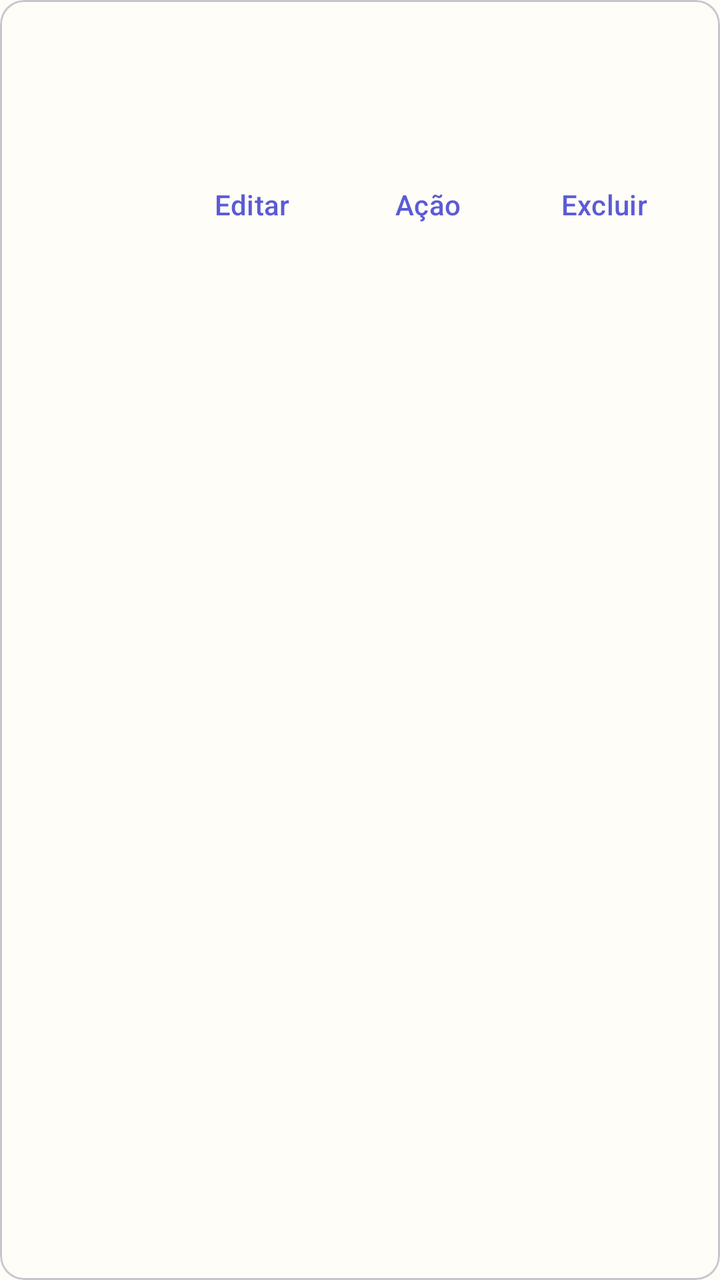
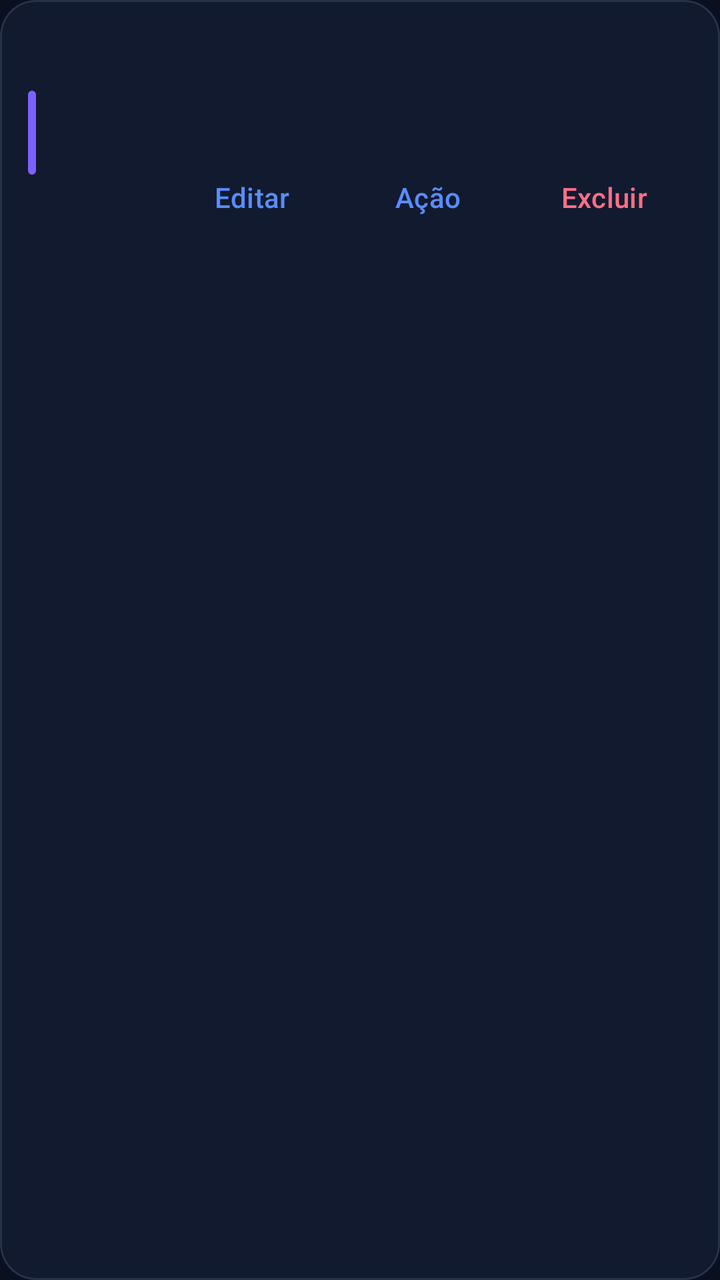

The first picture is an Android layout as it rendered before a commit; the second is the same layout after the commit. The layout source and the unified diff follow.
<!-- AndroidManifest.xml: application theme Theme.StopGastos -->
<!-- res/layout/item_record.xml -->
<?xml version="1.0" encoding="utf-8"?>
<com.google.android.material.card.MaterialCardView xmlns:android="http://schemas.android.com/apk/res/android"
    android:layout_width="match_parent"
    android:layout_height="wrap_content"
    android:layout_marginBottom="8dp">
    <LinearLayout
        android:layout_width="match_parent"
        android:layout_height="wrap_content"
        android:orientation="vertical"
        android:padding="14dp">

        <TextView android:id="@+id/item_title" android:layout_width="match_parent" android:layout_height="wrap_content" android:textStyle="bold" android:textSize="16sp" />
        <TextView android:id="@+id/item_subtitle" android:layout_width="match_parent" android:layout_height="wrap_content" android:layout_marginTop="2dp" android:textSize="13sp" />
        <TextView android:id="@+id/item_value" android:layout_width="match_parent" android:layout_height="wrap_content" android:layout_marginTop="4dp" android:textStyle="bold" />

        <LinearLayout
            android:layout_width="match_parent"
            android:layout_height="wrap_content"
            android:gravity="end"
            android:orientation="horizontal">
            <com.google.android.material.button.MaterialButton
                android:id="@+id/item_secondary"
                style="@style/Widget.Material3.Button.TextButton"
                android:layout_width="wrap_content"
                android:layout_height="wrap_content"
                android:text="Editar" />
            <com.google.android.material.button.MaterialButton
                android:id="@+id/item_aux"
                style="@style/Widget.Material3.Button.TextButton"
                android:layout_width="wrap_content"
                android:layout_height="wrap_content"
                android:text="Ação" />
            <com.google.android.material.button.MaterialButton
                android:id="@+id/item_delete"
                style="@style/Widget.Material3.Button.TextButton"
                android:layout_width="wrap_content"
                android:layout_height="wrap_content"
                android:text="Excluir" />
        </LinearLayout>
    </LinearLayout>
</com.google.android.material.card.MaterialCardView>
<!-- resources referenced by this layout -->
<resources>
  <style name="Theme.StopGastos" parent="Theme.Material3.DayNight.NoActionBar">
          <item name="colorPrimary">@color/primary</item>
          <item name="colorOnPrimary">@color/on_primary</item>
          <item name="colorSecondary">@color/secondary</item>
          <item name="android:colorBackground">@color/surface</item>
          <item name="colorSurface">@color/surface</item>
          <item name="colorError">@color/error</item>
          <item name="android:windowLightStatusBar">true</item>
      </style>
  <color name="primary">#5B5BD6</color>
  <color name="on_primary">#FFFFFF</color>
  <color name="secondary">#008C7A</color>
  <color name="surface">#FFFDF8</color>
  <color name="error">#BA1A1A</color>
</resources>

<!-- the commit's change to res/layout/item_record.xml (unified diff, before → after) -->
@@ -1,41 +1,17 @@
 <?xml version="1.0" encoding="utf-8"?>
-<com.google.android.material.card.MaterialCardView xmlns:android="http://schemas.android.com/apk/res/android"
-    android:layout_width="match_parent"
-    android:layout_height="wrap_content"
-    android:layout_marginBottom="8dp">
-    <LinearLayout
-        android:layout_width="match_parent"
-        android:layout_height="wrap_content"
-        android:orientation="vertical"
-        android:padding="14dp">
-
-        <TextView android:id="@+id/item_title" android:layout_width="match_parent" android:layout_height="wrap_content" android:textStyle="bold" android:textSize="16sp" />
-        <TextView android:id="@+id/item_subtitle" android:layout_width="match_parent" android:layout_height="wrap_content" android:layout_marginTop="2dp" android:textSize="13sp" />
-        <TextView android:id="@+id/item_value" android:layout_width="match_parent" android:layout_height="wrap_content" android:layout_marginTop="4dp" android:textStyle="bold" />
-
-        <LinearLayout
-            android:layout_width="match_parent"
-            android:layout_height="wrap_content"
-            android:gravity="end"
-            android:orientation="horizontal">
-            <com.google.android.material.button.MaterialButton
-                android:id="@+id/item_secondary"
-                style="@style/Widget.Material3.Button.TextButton"
-                android:layout_width="wrap_content"
-                android:layout_height="wrap_content"
-                android:text="Editar" />
-            <com.google.android.material.button.MaterialButton
-                android:id="@+id/item_aux"
-                style="@style/Widget.Material3.Button.TextButton"
-                android:layout_width="wrap_content"
-                android:layout_height="wrap_content"
-                android:text="Ação" />
-            <com.google.android.material.button.MaterialButton
-                android:id="@+id/item_delete"
-                style="@style/Widget.Material3.Button.TextButton"
-                android:layout_width="wrap_content"
-                android:layout_height="wrap_content"
-                android:text="Excluir" />
+<com.google.android.material.card.MaterialCardView xmlns:android="http://schemas.android.com/apk/res/android" xmlns:app="http://schemas.android.com/apk/res-auto"
+    style="@style/Widget.StopGastos.Card" android:layout_width="match_parent" android:layout_height="wrap_content" android:layout_marginBottom="9dp">
+    <LinearLayout android:layout_width="match_parent" android:layout_height="wrap_content" android:gravity="center_vertical" android:orientation="horizontal" android:padding="14dp">
+        <View android:id="@+id/item_indicator" android:layout_width="4dp" android:layout_height="42dp" android:background="@drawable/bg_indicator" />
+        <LinearLayout android:layout_width="0dp" android:layout_height="wrap_content" android:layout_marginStart="12dp" android:layout_weight="1" android:orientation="vertical">
+            <TextView android:id="@+id/item_title" android:layout_width="match_parent" android:layout_height="wrap_content" android:textColor="@color/text_primary" android:textStyle="bold" android:textSize="15sp" />
+            <TextView android:id="@+id/item_subtitle" android:layout_width="match_parent" android:layout_height="wrap_content" android:layout_marginTop="3dp" android:textColor="@color/text_muted" android:textSize="12sp" />
+            <TextView android:id="@+id/item_value" android:layout_width="match_parent" android:layout_height="wrap_content" android:layout_marginTop="6dp" android:textColor="@color/text_primary" android:textStyle="bold" android:textSize="14sp" />
+            <LinearLayout android:layout_width="match_parent" android:layout_height="wrap_content" android:gravity="end" android:orientation="horizontal">
+                <com.google.android.material.button.MaterialButton android:id="@+id/item_secondary" style="@style/Widget.StopGastos.Button.Text" android:layout_width="wrap_content" android:layout_height="40dp" android:text="Editar" />
+                <com.google.android.material.button.MaterialButton android:id="@+id/item_aux" style="@style/Widget.StopGastos.Button.Text" android:layout_width="wrap_content" android:layout_height="40dp" android:text="Ação" />
+                <com.google.android.material.button.MaterialButton android:id="@+id/item_delete" style="@style/Widget.StopGastos.Button.Text" android:layout_width="wrap_content" android:layout_height="40dp" android:text="Excluir" android:textColor="@color/expense" />
+            </LinearLayout>
         </LinearLayout>
     </LinearLayout>
 </com.google.android.material.card.MaterialCardView>
<!-- resource entries referenced after the edit -->
@@ -1,18 +1,53 @@
 <!-- resources referenced by this layout -->
 <resources>
-  <style name="Theme.StopGastos" parent="Theme.Material3.DayNight.NoActionBar">
+  <color name="expense">#FF6F86</color>
+  <color name="text_muted">#99A5BB</color>
+  <color name="text_primary">#F7F9FC</color>
+  <!-- drawable bg_indicator (drawable) -->
+  <shape xmlns:android="http://schemas.android.com/apk/res/android" android:shape="rectangle">
+      <solid android:color="@color/primary" />
+      <corners android:radius="4dp" />
+  </shape>
+  <style name="Widget.StopGastos.Button.Text" parent="Widget.Material3.Button.TextButton">
+          <item name="android:textColor">@color/primary_2</item>
+          <item name="android:textAllCaps">false</item>
+      </style>
+  <style name="Widget.StopGastos.Card" parent="Widget.Material3.CardView.Elevated">
+          <item name="cardBackgroundColor">@color/surface</item>
+          <item name="cardCornerRadius">18dp</item>
+          <item name="cardElevation">0dp</item>
+          <item name="strokeColor">@color/line</item>
+          <item name="strokeWidth">1dp</item>
+      </style>
+  <style name="Theme.StopGastos" parent="Theme.Material3.Dark.NoActionBar">
           <item name="colorPrimary">@color/primary</item>
           <item name="colorOnPrimary">@color/on_primary</item>
+          <item name="colorPrimaryContainer">@color/primary_soft</item>
+          <item name="colorOnPrimaryContainer">@color/text_primary</item>
           <item name="colorSecondary">@color/secondary</item>
-          <item name="android:colorBackground">@color/surface</item>
           <item name="colorSurface">@color/surface</item>
-          <item name="colorError">@color/error</item>
-          <item name="android:windowLightStatusBar">true</item>
+          <item name="colorSurfaceVariant">@color/surface_2</item>
+          <item name="colorOnSurface">@color/text_primary</item>
+          <item name="colorOnSurfaceVariant">@color/text_muted</item>
+          <item name="colorOutline">@color/line</item>
+          <item name="colorError">@color/danger</item>
+          <item name="android:colorBackground">@color/background</item>
+          <item name="android:windowBackground">@color/background</item>
+          <item name="android:statusBarColor">@color/background</item>
+          <item name="android:navigationBarColor">@color/background</item>
+          <item name="android:windowLightStatusBar">false</item>
+          <item name="android:windowLightNavigationBar">false</item>
+          <item name="android:windowNoTitle">true</item>
       </style>
-  <color name="primary">#5B5BD6</color>
+  <color name="primary">#7B61FF</color>
+  <color name="primary_2">#5A8CFF</color>
   <color name="on_primary">#FFFFFF</color>
-  <color name="secondary">#008C7A</color>
-  <color name="surface">#FFFDF8</color>
-  <color name="error">#BA1A1A</color>
+  <color name="primary_soft">#2A2457</color>
+  <color name="secondary">#16C7B7</color>
+  <color name="surface_2">#17223B</color>
+  <color name="danger">#FF5F6D</color>
+  <color name="background">#0B1020</color>
+  <color name="surface">#121A2F</color>
+  <color name="line">#26324B</color>
 </resources>
 
